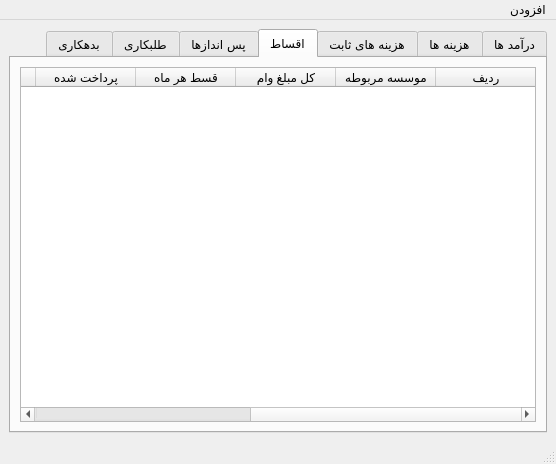
Qt form gui/main_page.ui (HossseinSaberi/PaymentQT) before a commit.
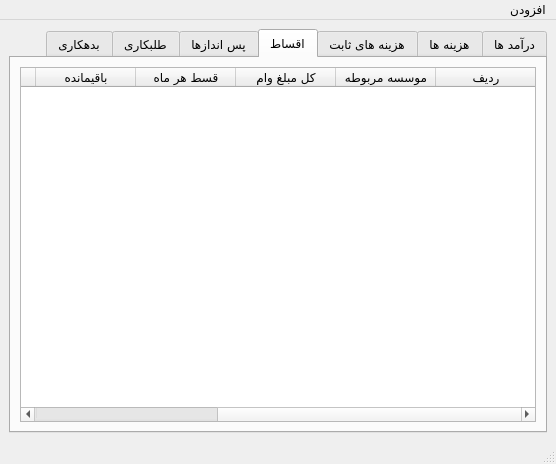
The same form after that commit. The open tabs and pages were chosen to show the change. Icons and pictures are not drawn.

Commit message: init : installment feature done! up : update main window for installment tab

```diff
--- a/gui/main_page.ui
+++ b/gui/main_page.ui
@@ -161,50 +161,88 @@
        <layout class="QHBoxLayout" name="horizontalLayout_6">
         <item>
          <widget class="QTableWidget" name="all_installment">
+          <property name="sizeAdjustPolicy">
+           <enum>QAbstractScrollArea::AdjustToContents</enum>
+          </property>
           <column>
            <property name="text">
             <string>ردیف</string>
            </property>
+           <property name="font">
+            <font>
+             <family>B Nazanin</family>
+            </font>
+           </property>
           </column>
           <column>
            <property name="text">
             <string>موسسه مربوطه</string>
            </property>
+           <property name="font">
+            <font>
+             <family>B Nazanin</family>
+            </font>
+           </property>
           </column>
           <column>
            <property name="text">
             <string>کل مبلغ وام</string>
            </property>
+           <property name="font">
+            <font>
+             <family>B Nazanin</family>
+            </font>
+           </property>
           </column>
           <column>
            <property name="text">
             <string>قسط هر ماه</string>
            </property>
-          </column>
-          <column>
-           <property name="text">
-            <string>پرداخت شده</string>
+           <property name="font">
+            <font>
+             <family>B Nazanin</family>
+            </font>
            </property>
           </column>
           <column>
            <property name="text">
             <string>باقیمانده</string>
            </property>
+           <property name="font">
+            <font>
+             <family>B Nazanin</family>
+            </font>
+           </property>
           </column>
           <column>
            <property name="text">
             <string>تاریخ شروع</string>
            </property>
+           <property name="font">
+            <font>
+             <family>B Nazanin</family>
+            </font>
+           </property>
           </column>
           <column>
            <property name="text">
             <string>اخرین پرداخت</string>
            </property>
+           <property name="font">
+            <font>
+             <family>B Nazanin</family>
+            </font>
+           </property>
           </column>
           <column>
            <property name="text">
             <string>توضیحات</string>
            </property>
+           <property name="font">
+            <font>
+             <family>B Nazanin</family>
+            </font>
+           </property>
           </column>
          </widget>
         </item>
```
Left out of the diff: 42 changed lines with no effect on the pictures. The commit also changes 4 other files.
